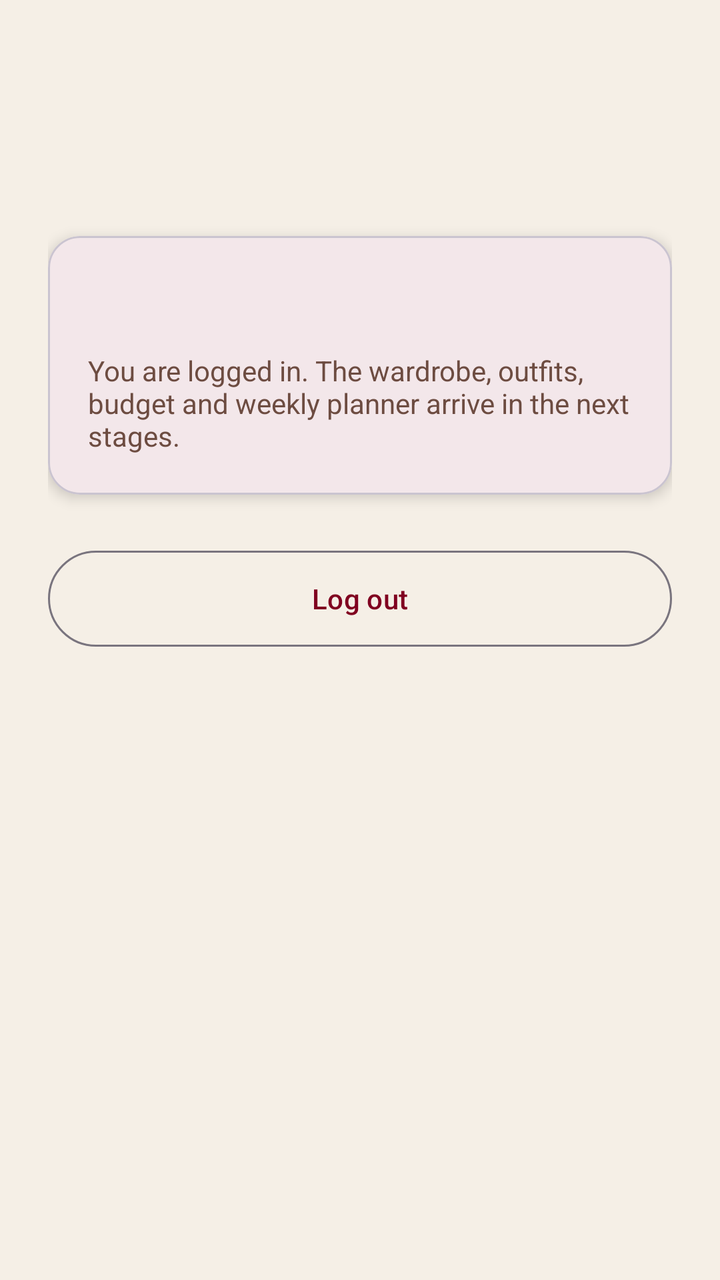
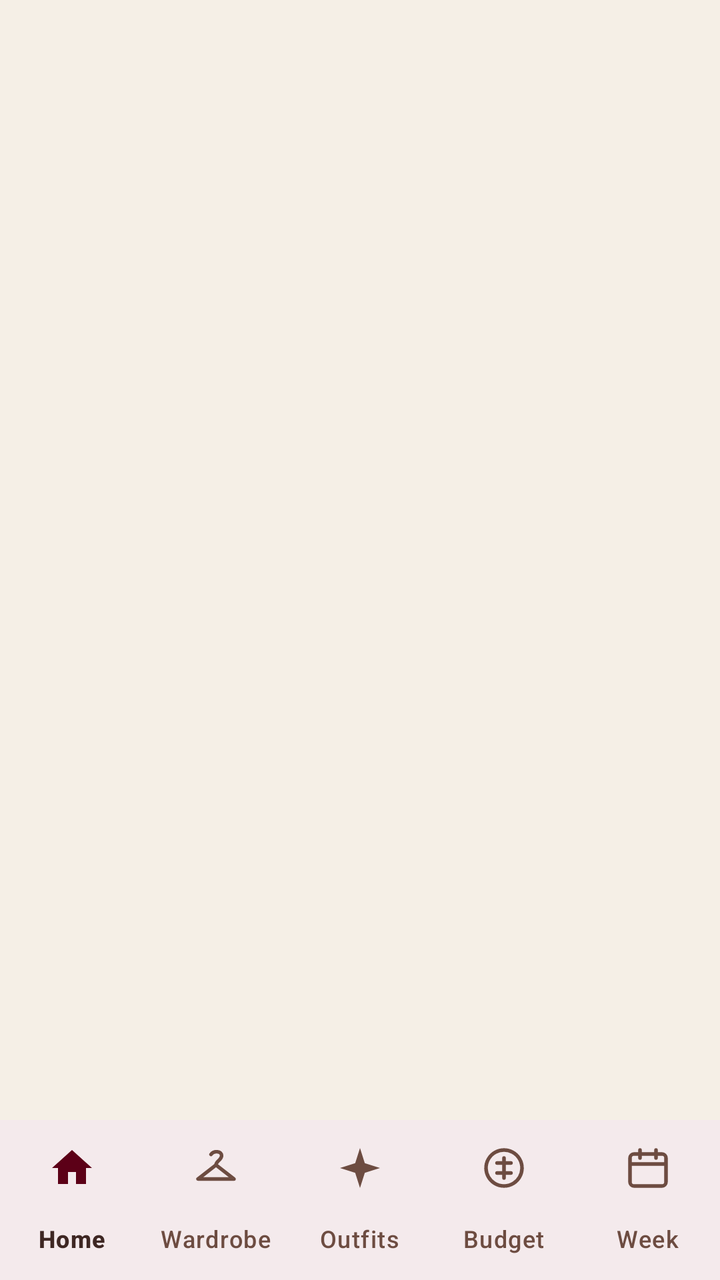

An Android layout rendered at two revisions. The XML below is the earlier revision; the diff shows what the commit changed to produce the second picture.
<!-- AndroidManifest.xml: application theme Theme.ChicFlow -->
<!-- res/layout/activity_main.xml -->
<?xml version="1.0" encoding="utf-8"?>
<LinearLayout xmlns:android="http://schemas.android.com/apk/res/android"
    xmlns:app="http://schemas.android.com/apk/res-auto"
    android:layout_width="match_parent"
    android:layout_height="match_parent"
    android:background="@color/cf_beige"
    android:orientation="vertical"
    android:padding="24dp">

    <TextView
        android:id="@+id/tvWelcome"
        android:layout_width="match_parent"
        android:layout_height="wrap_content"
        android:layout_marginTop="32dp"
        android:fontFamily="serif"
        android:textColor="@color/cf_burgundy"
        android:textSize="28sp"
        android:textStyle="bold" />

    <com.google.android.material.card.MaterialCardView
        android:layout_width="match_parent"
        android:layout_height="wrap_content"
        android:layout_marginTop="24dp"
        app:cardBackgroundColor="@color/cf_white"
        app:cardCornerRadius="16dp"
        app:cardElevation="4dp">

        <LinearLayout
            android:layout_width="match_parent"
            android:layout_height="wrap_content"
            android:orientation="vertical"
            android:padding="20dp">

            <TextView
                android:id="@+id/tvInfo"
                android:layout_width="match_parent"
                android:layout_height="wrap_content"
                android:textColor="@color/cf_brown"
                android:textSize="16sp" />

            <TextView
                android:layout_width="match_parent"
                android:layout_height="wrap_content"
                android:layout_marginTop="16dp"
                android:text="@string/dashboard_placeholder"
                android:textColor="@color/cf_brown_light"
                android:textSize="14sp" />
        </LinearLayout>
    </com.google.android.material.card.MaterialCardView>

    <com.google.android.material.button.MaterialButton
        android:id="@+id/btnLogout"
        style="@style/Widget.Material3.Button.OutlinedButton"
        android:layout_width="match_parent"
        android:layout_height="56dp"
        android:layout_marginTop="24dp"
        android:text="@string/btn_logout" />
</LinearLayout>
<!-- resources referenced by this layout -->
<resources>
  <color name="cf_beige">#F5EFE6</color>
  <color name="cf_brown">#3E2723</color>
  <color name="cf_brown_light">#6D4C41</color>
  <color name="cf_burgundy">#800020</color>
  <color name="cf_white">#FFFFFF</color>
  <string name="btn_logout">Log out</string>
  <string name="dashboard_placeholder">You are logged in. The wardrobe, outfits, budget and weekly planner arrive in the next stages.</string>
  <style name="Theme.ChicFlow" parent="Theme.Material3.Light.NoActionBar">
          <item name="colorPrimary">@color/cf_burgundy</item>
          <item name="colorOnPrimary">@color/cf_white</item>
          <item name="colorPrimaryContainer">@color/cf_beige_dark</item>
          <item name="colorOnPrimaryContainer">@color/cf_brown</item>
          <item name="colorSecondary">@color/cf_brown</item>
          <item name="colorOnSecondary">@color/cf_white</item>
          <item name="colorSurface">@color/cf_white</item>
          <item name="colorOnSurface">@color/cf_brown</item>
          <item name="android:colorBackground">@color/cf_beige</item>
          <item name="colorError">@color/cf_error</item>
          <item name="android:statusBarColor">@color/cf_beige</item>
          <item name="android:windowLightStatusBar">true</item>
      </style>
  <color name="cf_beige_dark">#E8DCC8</color>
  <color name="cf_error">#B3261E</color>
</resources>

<!-- the commit's change to res/layout/activity_main.xml (unified diff, before → after) -->
@@ -4,55 +4,19 @@
     android:layout_width="match_parent"
     android:layout_height="match_parent"
     android:background="@color/cf_beige"
-    android:orientation="vertical"
-    android:padding="24dp">
+    android:orientation="vertical">
 
-    <TextView
-        android:id="@+id/tvWelcome"
+    <androidx.fragment.app.FragmentContainerView
+        android:id="@+id/fragmentContainer"
+        android:layout_width="match_parent"
+        android:layout_height="0dp"
+        android:layout_weight="1" />
+
+    <com.google.android.material.bottomnavigation.BottomNavigationView
+        android:id="@+id/bottomNav"
         android:layout_width="match_parent"
         android:layout_height="wrap_content"
-        android:layout_marginTop="32dp"
-        android:fontFamily="serif"
-        android:textColor="@color/cf_burgundy"
-        android:textSize="28sp"
-        android:textStyle="bold" />
-
-    <com.google.android.material.card.MaterialCardView
-        android:layout_width="match_parent"
-        android:layout_height="wrap_content"
-        android:layout_marginTop="24dp"
-        app:cardBackgroundColor="@color/cf_white"
-        app:cardCornerRadius="16dp"
-        app:cardElevation="4dp">
-
-        <LinearLayout
-            android:layout_width="match_parent"
-            android:layout_height="wrap_content"
-            android:orientation="vertical"
-            android:padding="20dp">
-
-            <TextView
-                android:id="@+id/tvInfo"
-                android:layout_width="match_parent"
-                android:layout_height="wrap_content"
-                android:textColor="@color/cf_brown"
-                android:textSize="16sp" />
-
-            <TextView
-                android:layout_width="match_parent"
-                android:layout_height="wrap_content"
-                android:layout_marginTop="16dp"
-                android:text="@string/dashboard_placeholder"
-                android:textColor="@color/cf_brown_light"
-                android:textSize="14sp" />
-        </LinearLayout>
-    </com.google.android.material.card.MaterialCardView>
-
-    <com.google.android.material.button.MaterialButton
-        android:id="@+id/btnLogout"
-        style="@style/Widget.Material3.Button.OutlinedButton"
-        android:layout_width="match_parent"
-        android:layout_height="56dp"
-        android:layout_marginTop="24dp"
-        android:text="@string/btn_logout" />
+        android:background="@color/cf_white"
+        app:labelVisibilityMode="labeled"
+        app:menu="@menu/bottom_nav_menu" />
 </LinearLayout>
<!-- resource entries referenced after the edit -->
@@ -2,11 +2,11 @@
 <resources>
   <color name="cf_beige">#F5EFE6</color>
   <color name="cf_brown">#3E2723</color>
+  <color name="cf_burgundy_dark">#5C0017</color>
   <color name="cf_brown_light">#6D4C41</color>
+  <color name="cf_outline">#B8A99A</color>
   <color name="cf_burgundy">#800020</color>
   <color name="cf_white">#FFFFFF</color>
-  <string name="btn_logout">Log out</string>
-  <string name="dashboard_placeholder">You are logged in. The wardrobe, outfits, budget and weekly planner arrive in the next stages.</string>
   <style name="Theme.ChicFlow" parent="Theme.Material3.Light.NoActionBar">
           <item name="colorPrimary">@color/cf_burgundy</item>
           <item name="colorOnPrimary">@color/cf_white</item>
@@ -17,6 +17,11 @@
           <item name="colorSurface">@color/cf_white</item>
           <item name="colorOnSurface">@color/cf_brown</item>
           <item name="android:colorBackground">@color/cf_beige</item>
+          <item name="colorSecondaryContainer">@color/cf_beige_dark</item>
+          <item name="colorOnSecondaryContainer">@color/cf_burgundy_dark</item>
+          <item name="colorSurfaceVariant">@color/cf_beige_dark</item>
+          <item name="colorOnSurfaceVariant">@color/cf_brown_light</item>
+          <item name="colorOutline">@color/cf_outline</item>
           <item name="colorError">@color/cf_error</item>
           <item name="android:statusBarColor">@color/cf_beige</item>
           <item name="android:windowLightStatusBar">true</item>
